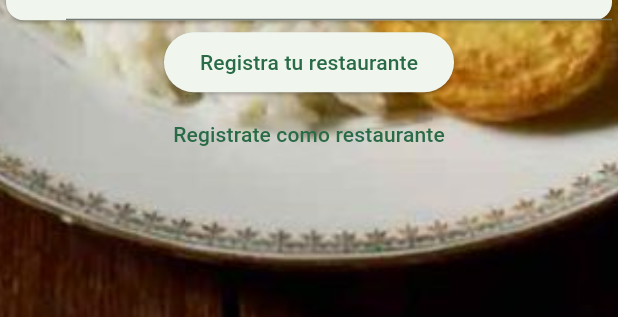
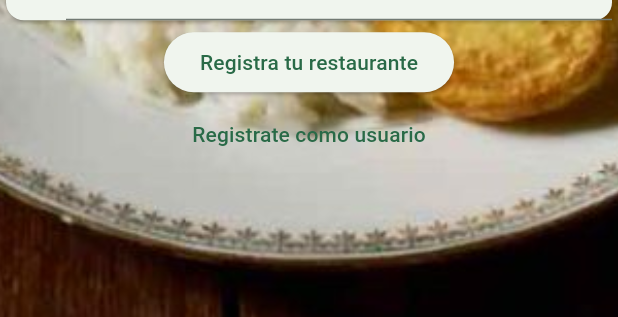
Before and after one commit to Chuch3x/proyecto_progra_movil, a Flutter app: the RegisterScreen widget shown alone on an empty page, opened directly, after a tap on "Registrate como restaurante", on a phone screen of 412 x 824 dp. Shown: the part 816-1133 px from the top of the screen. Run offline on Flutter 3.47's test engine with Material 3 defaults, Android fonts, the phone set to English and light mode, and no system bars; our stand-ins replace cloud_firestore, firebase_auth, firebase_core, flutter_bloc, flutter_dotenv, go_router; missing offline and left inert: dart:js_interop; accounts and stored records are empty.

Commit message:
Register working for restaurant and solved event status error

```diff
--- a/lib/register/bloc/register_bloc.dart
+++ b/lib/register/bloc/register_bloc.dart
@@ -16,7 +16,13 @@ class RegisterBloc extends Bloc<RegisterEvent, RegisterState> {
         emit(RegisterFailure());
       }
     });
-    on<RegisterChange>((event, emit) => emit(RegisterWaitingRestaurant()));
+    on<RegisterChange>((event, emit) {
+      if (event.type == 0) {
+        emit(RegisterWaiting());
+      } else {
+        emit(RegisterWaitingRestaurant());
+      }
+    });
 
     on<RegisterRestaurant>((event, emit) async {
       try {
--- a/lib/register/bloc/register_event.dart
+++ b/lib/register/bloc/register_event.dart
@@ -18,7 +18,12 @@ class RegisterSave extends RegisterEvent {
   List<Object> get props => [email, password, passwordValidation, username];
 }
 
-class RegisterChange extends RegisterEvent {}
+class RegisterChange extends RegisterEvent {
+  final int type;
+  RegisterChange({required this.type});
+  @override
+  List<Object> get props => [type];
+}
 
 class RegisterRestaurant extends RegisterEvent {
   final String email;
--- a/lib/register/ui/bloc_builder.dart
+++ b/lib/register/ui/bloc_builder.dart
@@ -151,6 +151,12 @@ class _RegisterState extends State<RegisterScreen> {
                     },
                     child: const Text("Registrarse tu usuario"),
                   ),
+                  TextButton(
+                    onPressed: () {
+                      context.read<RegisterBloc>().add(RegisterChange(type: 1));
+                    },
+                    child: const Text('Registrate como restaurante'),
+                  ),
                 ],
               );
             } else if (state is RegisterWaitingRestaurant) {
@@ -180,6 +186,12 @@ class _RegisterState extends State<RegisterScreen> {
                     },
                     child: const Text("Registra tu restaurante"),
                   ),
+                  TextButton(
+                    onPressed: () {
+                      context.read<RegisterBloc>().add(RegisterChange(type: 0));
+                    },
+                    child: const Text('Registrate como usuario'),
+                  ),
                 ],
               );
             } else if (state is RegisterSuccesful) {
@@ -195,12 +207,6 @@ class _RegisterState extends State<RegisterScreen> {
               return _buildCardForms(_formKey);
             }
           }),
-          TextButton(
-            onPressed: () {
-              context.read<RegisterBloc>().add(RegisterChange());
-            },
-            child: const Text('Registrate como restaurante'),
-          ),
         ],
       ),
     );
```
